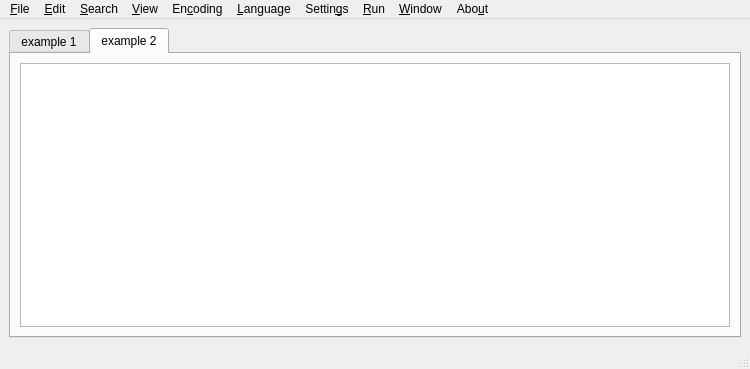
Above: mainwindow.ui from yousefvand/Notepad-- before the change. Below: the same form after it.
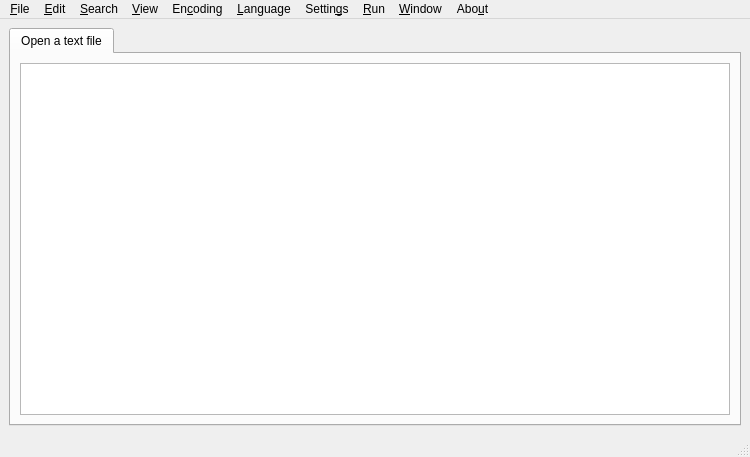
That is the form after the change.

```diff
--- a/mainwindow.ui
+++ b/mainwindow.ui
@@ -7,7 +7,7 @@
     <x>0</x>
     <y>0</y>
     <width>750</width>
-    <height>369</height>
+    <height>457</height>
    </rect>
   </property>
   <property name="windowTitle">
@@ -18,11 +18,11 @@
     <item>
      <widget class="QTabWidget" name="tabWidget">
       <property name="currentIndex">
-       <number>1</number>
+       <number>0</number>
       </property>
       <widget class="QWidget" name="tab">
        <attribute name="title">
-        <string>example 1</string>
+        <string>Open a text file</string>
        </attribute>
        <layout class="QVBoxLayout" name="verticalLayout_2">
         <item>
@@ -30,16 +30,6 @@
         </item>
        </layout>
       </widget>
-      <widget class="QWidget" name="tab_2">
-       <attribute name="title">
-        <string>example 2</string>
-       </attribute>
-       <layout class="QVBoxLayout" name="verticalLayout_3">
-        <item>
-         <widget class="QTextEdit" name="textEdit_2"/>
-        </item>
-       </layout>
-      </widget>
      </widget>
     </item>
    </layout>
```
Left out of the diff: 2 changed lines with no effect on the pictures.
